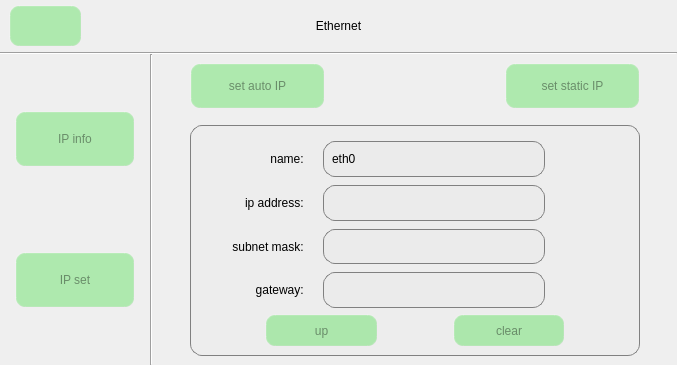
The window that ipset.ui (jizizihe/baijie_demo) describes before a commit, drawn with Qt 5.
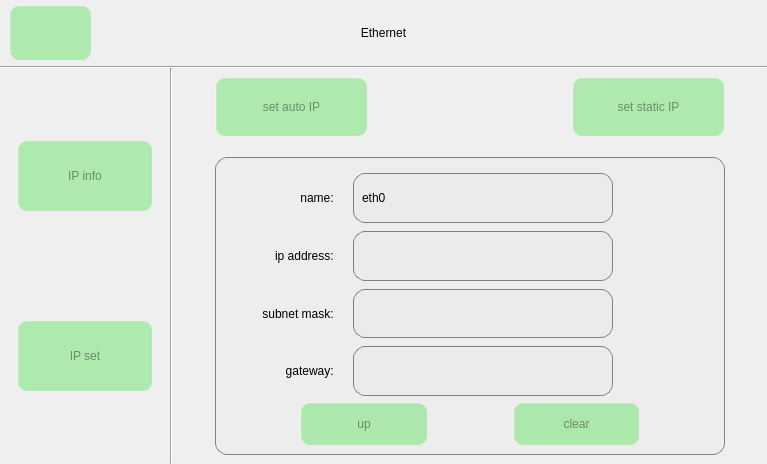
The same window after the commit. The open tabs and pages were chosen to show the change. Icons and pictures are not drawn. Custom widgets are drawn as their Qt base class.

```diff
--- a/ipset.ui
+++ b/ipset.ui
@@ -6,8 +6,8 @@
    <rect>
     <x>0</x>
     <y>0</y>
-    <width>677</width>
-    <height>365</height>
+    <width>767</width>
+    <height>464</height>
    </rect>
   </property>
   <property name="sizePolicy">
```
Left out of the diff: 10 changed lines with no effect on the pictures.
